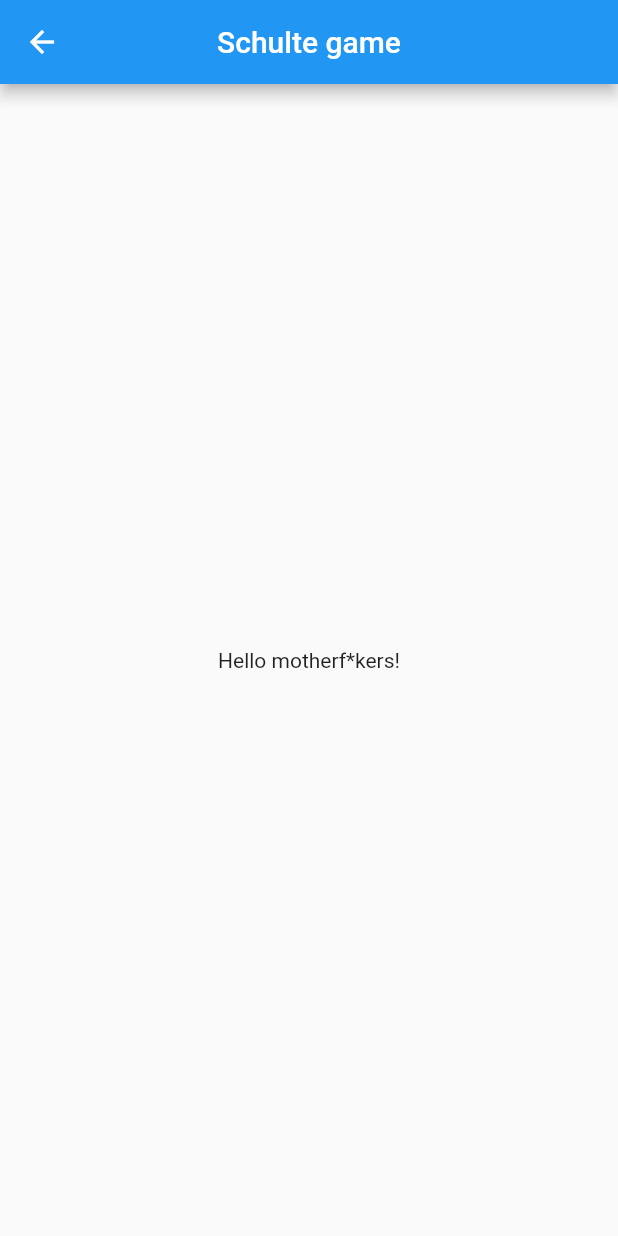
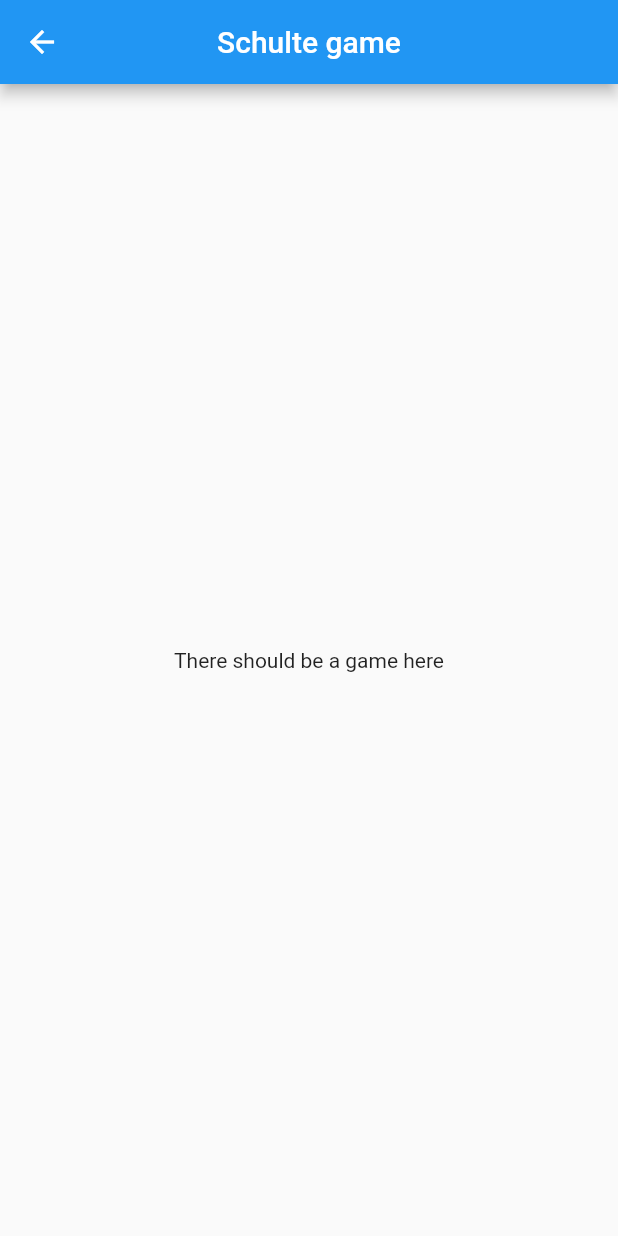
Before and after one commit to Raindeero/schulte_game, a Flutter app: the Game screen opened directly, on a phone screen of 412 x 824 dp. Run offline on Flutter 3.47's test engine with Material 2 defaults, Android fonts, the phone set to English and light mode, and no system bars; our stand-ins replace get.

Commit message:
Update game.dart

```diff
--- a/lib/game.dart
+++ b/lib/game.dart
@@ -14,7 +14,7 @@ class Game extends StatelessWidget{
           mainAxisAlignment: MainAxisAlignment.center,
           crossAxisAlignment: CrossAxisAlignment.center,
           children: [
-            Text("Hello motherf*kers!"),
+            Text("There should be a game here"),
           ],
         ),
       ),
```
